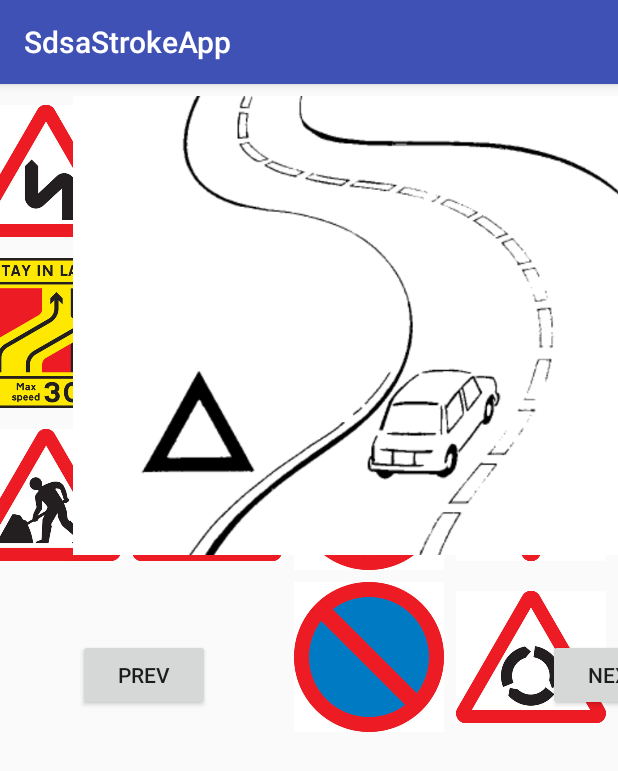
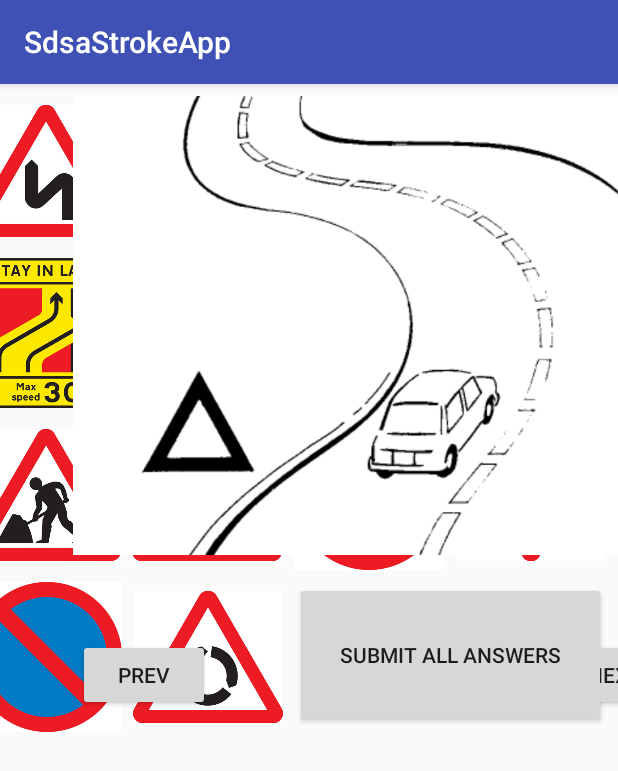
Before and after one commit to joezed/uni-aad, an Android app: the RoadSignRecognitionActivity screen opened directly, with no data from a screen before it, on a phone screen of 412 x 824 dp. Shown: the top 771 px of the screen. Run offline under Robolectric (Android 15) with nearby library versions, the phone set to English and light mode, and no system bars.

Commit message:
rsr complete

```diff
--- a/code/SDSAStrokeApp/app/src/main/res/layout/activity_road_sign_recognition.xml
+++ b/code/SDSAStrokeApp/app/src/main/res/layout/activity_road_sign_recognition.xml
@@ -156,23 +156,10 @@
         android:layout_height="100dp"
         android:layout_gravity="center"
         android:layout_marginEnd="8dp"
-        android:layout_marginRight="8dp"
         android:layout_marginTop="8dp"
         android:src="@drawable/sign13"
         app:layout_constraintEnd_toStartOf="@+id/img_sign14"
-        app:layout_constraintTop_toBottomOf="@+id/img_sign11" />
-
-    <ImageView
-        android:id="@+id/img_sign14"
-        android:layout_width="100dp"
-        android:layout_height="100dp"
-        android:layout_gravity="center"
-        android:layout_marginEnd="8dp"
-        android:layout_marginRight="8dp"
-        android:layout_marginTop="8dp"
-        android:src="@drawable/sign14"
-        app:layout_constraintEnd_toEndOf="parent"
-        app:layout_constraintTop_toBottomOf="@+id/img_sign12" />
+        app:layout_constraintTop_toBottomOf="@+id/img_sign9" />
 
     <ViewFlipper
         android:id="@+id/vf_scenes"
@@ -348,5 +335,26 @@
         app:layout_constraintEnd_toEndOf="@+id/vf_scenes"
         app:layout_constraintTop_toBottomOf="@+id/vf_scenes" />
 
+    <Button
+        android:id="@+id/btn_submit"
+        android:layout_width="207dp"
+        android:layout_height="97dp"
+        android:layout_marginEnd="8dp"
+        android:layout_marginTop="8dp"
+        android:text="Submit all answers"
+        app:layout_constraintEnd_toEndOf="parent"
+        app:layout_constraintTop_toBottomOf="@+id/img_sign11" />
+
+    <ImageView
+        android:id="@+id/img_sign14"
+        android:layout_width="100dp"
+        android:layout_height="100dp"
+        android:layout_gravity="center"
+        android:layout_marginEnd="8dp"
+        android:layout_marginTop="8dp"
+        android:src="@drawable/sign14"
+        app:layout_constraintEnd_toStartOf="@+id/btn_submit"
+        app:layout_constraintTop_toBottomOf="@+id/img_sign10" />
+
 
 </android.support.constraint.ConstraintLayout>
```
Also changed, not shown: code/SDSAStrokeApp/app/src/main/java/com/ntu/groupf/sdsastrokeapp/RoadSignRecognitionActivity.java (+70 -18 lines).
